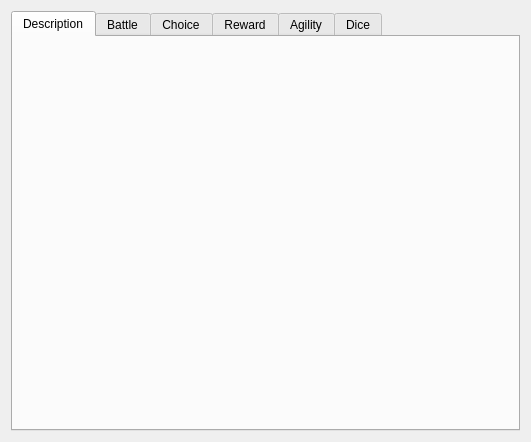
This is DataManager/forms/GUI/action/actionview.ui in jurikimurik/Witcher_Adventures_PHP_QTCPP as Qt 5 draws it before an edit. The edited form follows.
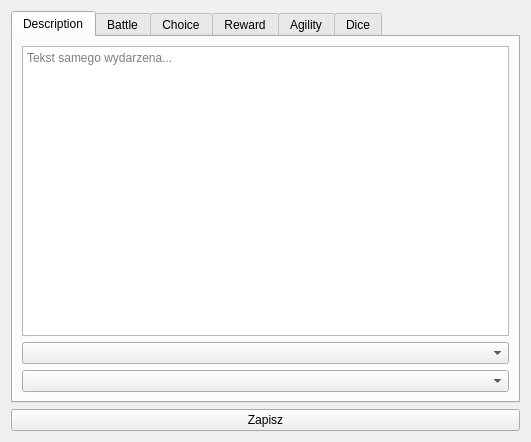
This is the edited form. Icons and pictures are not drawn.

Commit message: GUI for description has been created.

```diff
--- a/DataManager/forms/GUI/action/actionview.ui
+++ b/DataManager/forms/GUI/action/actionview.ui
@@ -23,7 +23,32 @@
       <attribute name="title">
        <string>Description</string>
       </attribute>
-      <layout class="QVBoxLayout" name="verticalLayout_2"/>
+      <layout class="QVBoxLayout" name="verticalLayout_2">
+       <item>
+        <widget class="QTextEdit" name="textEdit">
+         <property name="placeholderText">
+          <string>Tekst samego wydarzena...</string>
+         </property>
+        </widget>
+       </item>
+       <item>
+        <widget class="QComboBox" name="imageBox">
+         <property name="toolTip">
+          <string/>
+         </property>
+         <property name="placeholderText">
+          <string>Obrazek...</string>
+         </property>
+        </widget>
+       </item>
+       <item>
+        <widget class="QComboBox" name="musicBox">
+         <property name="placeholderText">
+          <string>Muzyka...</string>
+         </property>
+        </widget>
+       </item>
+      </layout>
      </widget>
      <widget class="QWidget" name="battleAction">
       <attribute name="title">
@@ -52,6 +77,19 @@
      </widget>
     </widget>
    </item>
+   <item>
+    <widget class="QPushButton" name="pushButton">
+     <property name="text">
+      <string>Zapisz</string>
+     </property>
+     <property name="icon">
+      <iconset theme="document-save"/>
+     </property>
+     <property name="checkable">
+      <bool>false</bool>
+     </property>
+    </widget>
+   </item>
   </layout>
  </widget>
  <resources/>
```
The commit also changes 1 other file.
